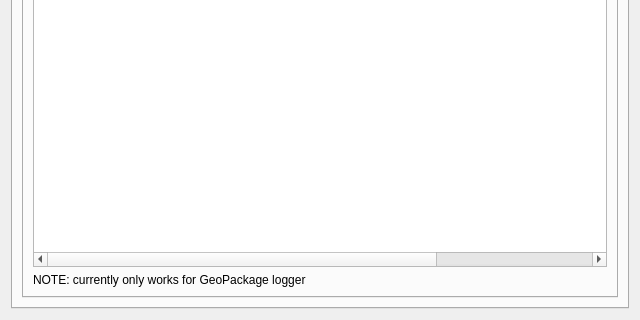
This is track_changes/ui/about_dialog.ui in ahmadzfaiz/qgis-track-changes as Qt 5 draws it before an edit; both pictures show x 0 to 640 and y 295 to 615 of the 640 by 615 pixel window. The edited form follows.
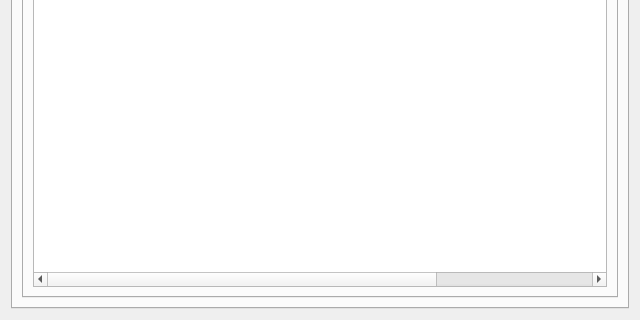
This is the edited form. The open tabs and pages were chosen to show the change. Custom widgets are drawn as their Qt base class.

Commit message: chore(change_history): remove label that only support GPKG in table (#77)

```diff
--- a/track_changes/ui/about_dialog.ui
+++ b/track_changes/ui/about_dialog.ui
@@ -164,13 +164,6 @@
                </column>
               </widget>
              </item>
-             <item row="1" column="0">
-              <widget class="QLabel" name="label_2">
-               <property name="text">
-                <string>NOTE: currently only works for GeoPackage logger</string>
-               </property>
-              </widget>
-             </item>
             </layout>
            </widget>
           </widget>
```
The commit also changes 1 other file.
